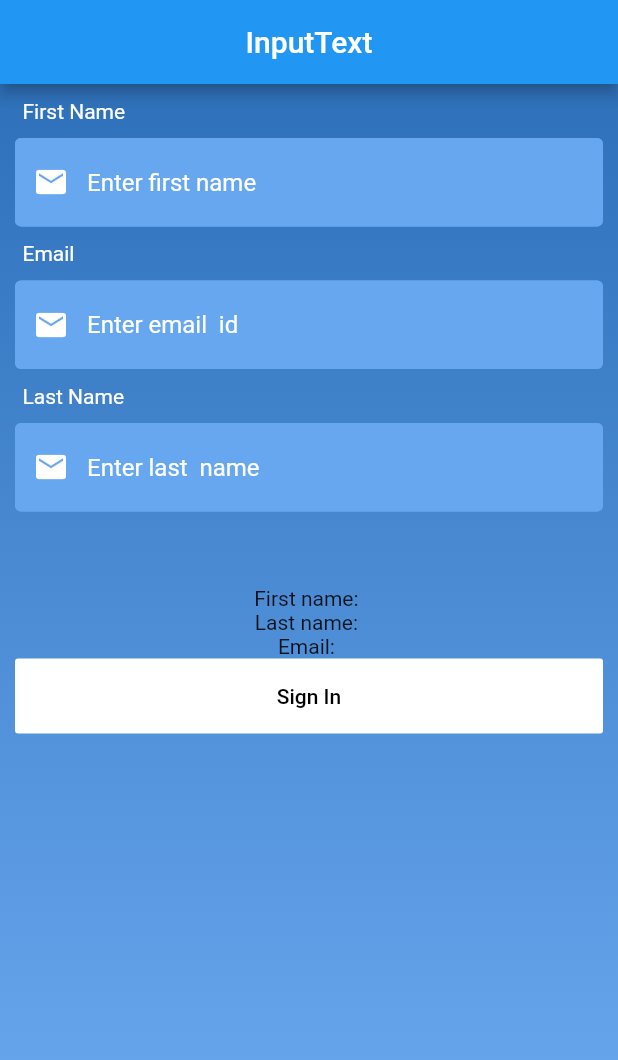
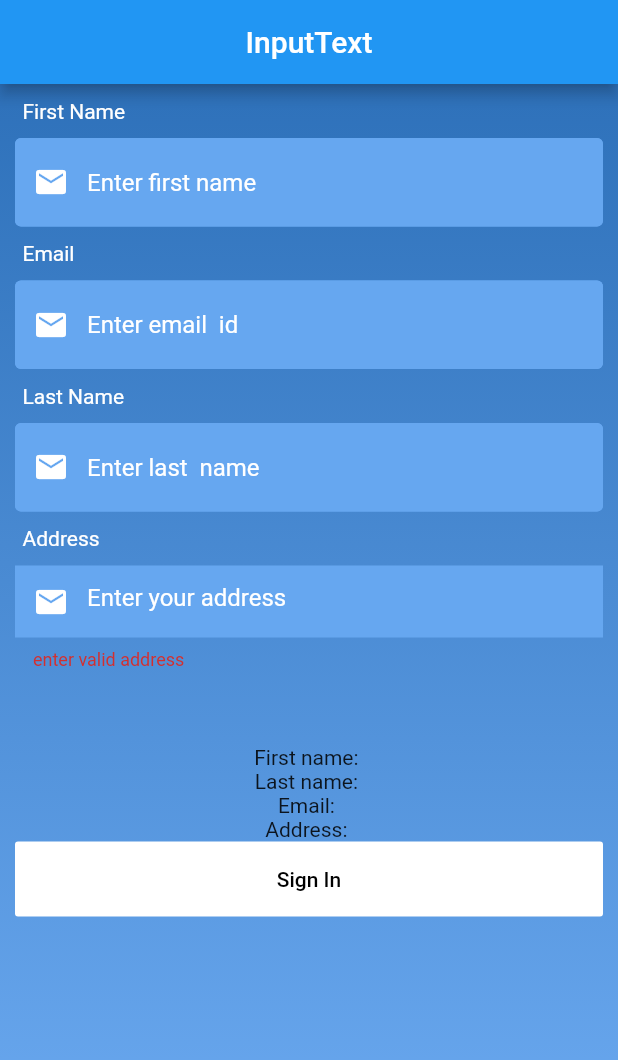
Before and after one commit to ashutosh1234ojha/flutter_test, a Flutter app: the MyInputText screen opened directly, after a tap on "Sign In", on a phone screen of 412 x 824 dp. Shown: the top 1060 px of the screen. Run offline on Flutter 3.47's test engine with Material 2 defaults, Android fonts, the phone set to English and light mode, and no system bars; our stand-ins replace image_picker, permission_handler, sliding_up_panel.

Commit message:
validation added

```diff
--- a/lib/MyInputText.dart
+++ b/lib/MyInputText.dart
@@ -11,9 +11,15 @@ class _InputTextState extends State<MyInputText> {
   var firstNameController = TextEditingController();
   var emailController = TextEditingController();
   var lastNameController = TextEditingController();
+  var addressController = TextEditingController();
   String fname = "";
   String lname = "";
   String email = "";
+  String address = "";
+  bool isFnameValid = true;
+  bool isLastNameValid = true;
+  bool isEmailValid = true;
+  bool isValid = true;
 
   @override
   Widget build(BuildContext context) {
@@ -43,27 +49,45 @@ class _InputTextState extends State<MyInputText> {
                 MyInputField(
                   hint: 'Enter first name',
                   label: 'First Name',
-                    controller: firstNameController),
+                  controller: firstNameController,
+                  isValid: isFnameValid,
+                  errorMsg: 'invalid first name',
+                ),
                 SizedBox(
                   height: 10,
                 ),
                 MyInputField(
                   hint: 'Enter email  id',
                   label: 'Email',
-                    controller: emailController),
+                  controller: emailController,
+                  isValid: isEmailValid,
+                  errorMsg: 'invalid email',
+                ),
                 SizedBox(
                   height: 10,
                 ),
                 MyInputField(
                   hint: 'Enter last  name',
                   label: 'Last Name',
-                    controller: lastNameController),
+                  controller: lastNameController,
+                  isValid: isLastNameValid,
+                  errorMsg: 'invalid last name',
+                ),
+                SizedBox(
+                  height: 10,
+                ),
+                MyInputFormField(
+                    hint: 'Enter your address',
+                    label: 'Address',
+                    controller: addressController,
+                    isValid: isValid),
                 SizedBox(
                   height: 50,
                 ),
                 Text('First name: $fname'),
                 Text('Last name: $lname'),
                 Text('Email: $email'),
+                Text('Address: $address'),
                 FlatButton(
                   minWidth: double.infinity,
                   height: 50,
@@ -72,6 +96,22 @@ class _InputTextState extends State<MyInputText> {
                       fname = firstNameController.text;
                       lname = lastNameController.text;
                       email = emailController.text;
+                      address = addressController.text;
+
+                      if (address.length < 3 ||
+                          fname.length < 3 ||
+                          lname.length < 3 ||
+                          !email.contains('@')) {
+                        isFnameValid = false;
+                        isLastNameValid = false;
+                        isEmailValid = false;
+                        isValid = false;
+                      } else {
+                        isFnameValid = true;
+                        isLastNameValid = true;
+                        isEmailValid = true;
+                        isValid = true;
+                      }
                     });
                   },
                   child: Text(
@@ -93,8 +133,16 @@ class MyInputField extends StatefulWidget {
   final String hint;
   final String label;
   final TextEditingController controller;
+  final bool isValid;
+  final String errorMsg;
 
-  const MyInputField({Key key, this.hint, this.label, this.controller})
+  const MyInputField(
+      {Key key,
+      this.hint,
+      this.label,
+      this.controller,
+      this.isValid,
+      this.errorMsg})
       : super(key: key);
 
   @override
@@ -123,6 +171,7 @@ class _MyInputFieldState extends State<MyInputField> {
         TextField(
           controller: widget.controller,
           decoration: InputDecoration(
+              errorText: widget.isValid ? widget.errorMsg : null,
               hintText: widget.hint,
               hintStyle: TextStyle(color: Colors.white),
               border: InputBorder.none,
@@ -151,3 +200,72 @@ class _MyInputFieldState extends State<MyInputField> {
     );
   }
 }
+
+class MyInputFormField extends StatefulWidget {
+  final String hint;
+  final String label;
+  final TextEditingController controller;
+  final bool isValid;
+
+  const MyInputFormField(
+      {Key key, this.hint, this.label, this.controller, this.isValid})
+      : super(key: key);
+
+  @override
+  _MyInputFormFieldState createState() => _MyInputFormFieldState();
+}
+
+class _MyInputFormFieldState extends State<MyInputFormField> {
+  @override
+  Widget build(BuildContext context) {
+    return Column(
+      children: [
+        Container(
+          margin: EdgeInsets.fromLTRB(5, 0, 0, 10),
+          child: Align(
+            alignment: Alignment.centerLeft,
+            child: Text(
+              widget.label,
+              style: TextStyle(
+                color: Colors.white,
+              ),
+            ),
+          ),
+        ),
+        Form(
+          child: TextFormField(
+            controller: widget.controller,
+            decoration: InputDecoration(
+                errorText: widget.isValid ? null : 'enter valid address',
+                hintText: widget.hint,
+                hintStyle: TextStyle(color: Colors.white),
+                border: InputBorder.none,
+                // border: OutlineInputBorder(
+                //   borderSide: BorderSide(color: Colors.red, width: 1.0),
+                // ),
+                fillColor: Color.fromRGBO(102, 167, 240, 1),
+                filled: true,
+                prefixIcon: Icon(
+                  Icons.mail,
+                  color: Colors.white,
+                ),
+                focusedBorder: OutlineInputBorder(
+                  borderSide: BorderSide(
+                      color: Color.fromRGBO(102, 167, 240, 1), width: 1.0),
+                ),
+                enabledBorder: OutlineInputBorder(
+                  borderSide: BorderSide(
+                      color: Color.fromRGBO(102, 167, 240, 1), width: 1.0),
+                )),
+            style: TextStyle(color: Colors.white),
+            keyboardType: TextInputType.name,
+            maxLines: 1,
+            validator: (String value) {
+              return value.length > 3 ? 'Do not use the @ char.' : null;
+            },
+          ),
+        ),
+      ],
+    );
+  }
+}
```
Lines whose indentation alone changed are shown as unchanged.
